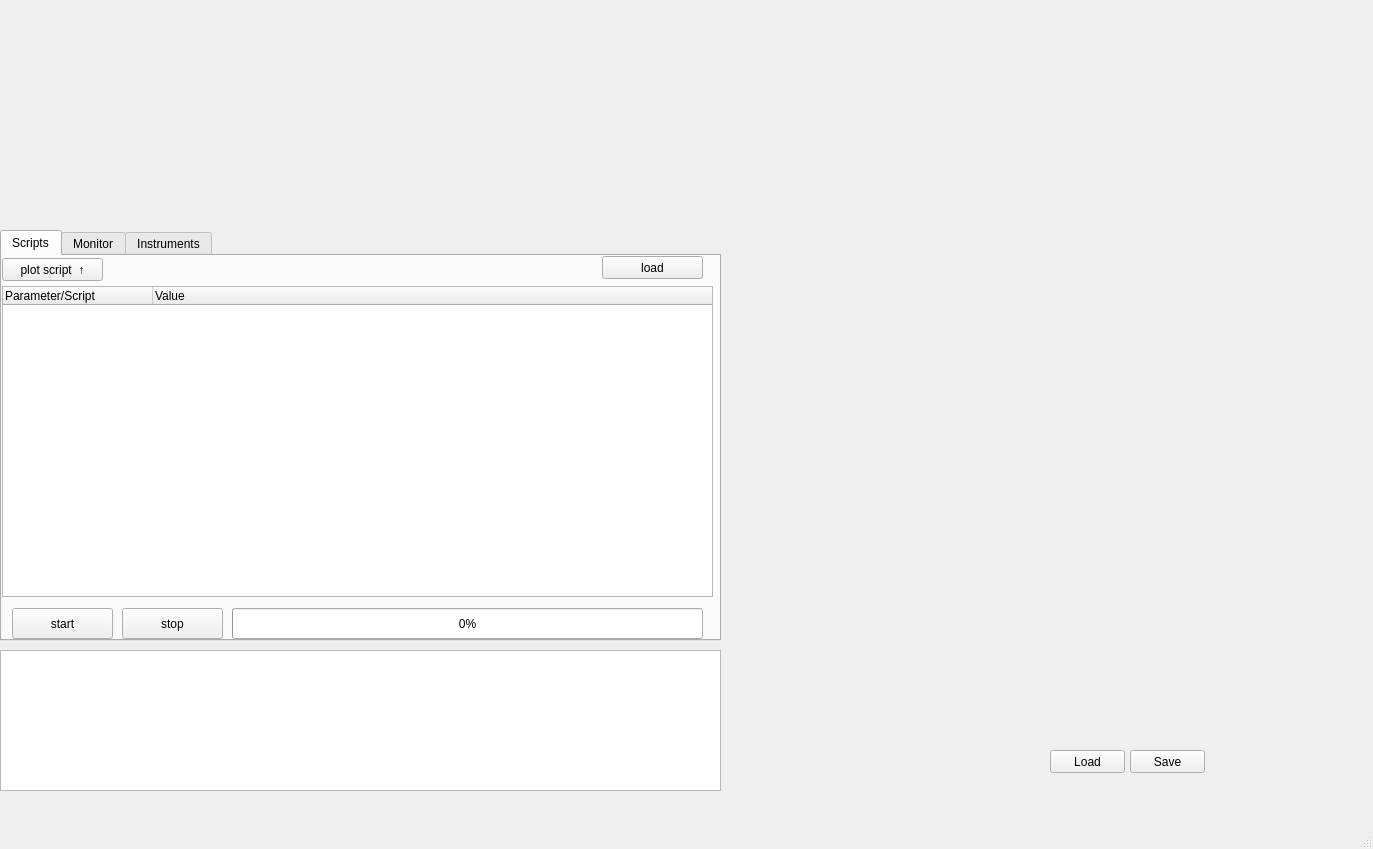
First picture: the form in src/core/basic_application_window.ui, repository LISE-B26/pylabcontrol, before the edit.
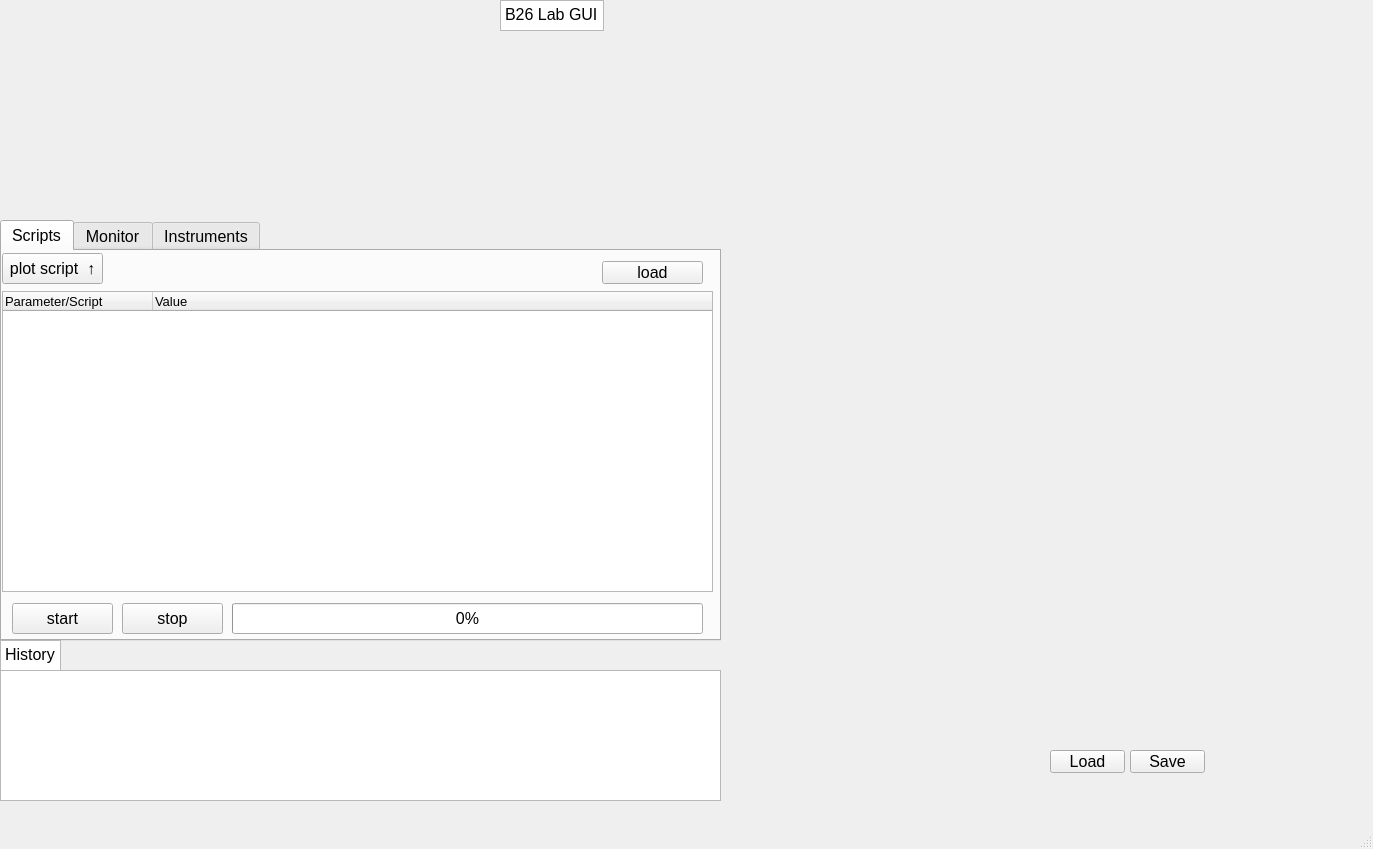
Second picture: the form after the edit. Custom widgets are drawn as their Qt base class.

Commit message: Made small changes to the GUI (cosmetic)

Patch:
```diff
--- a/src/core/basic_application_window.ui
+++ b/src/core/basic_application_window.ui
@@ -24,11 +24,19 @@
     <property name="geometry">
      <rect>
       <x>0</x>
-      <y>230</y>
+      <y>220</y>
       <width>721</width>
-      <height>411</height>
+      <height>421</height>
      </rect>
     </property>
+    <property name="font">
+     <font>
+      <pointsize>12</pointsize>
+     </font>
+    </property>
+    <property name="autoFillBackground">
+     <bool>true</bool>
+    </property>
     <property name="tabPosition">
      <enum>QTabWidget::North</enum>
     </property>
@@ -49,9 +57,9 @@
       <property name="geometry">
        <rect>
         <x>0</x>
-        <y>30</y>
+        <y>40</y>
         <width>711</width>
-        <height>311</height>
+        <height>301</height>
        </rect>
       </property>
       <property name="sizePolicy">
@@ -60,9 +68,23 @@
         <verstretch>0</verstretch>
        </sizepolicy>
       </property>
+      <property name="font">
+       <font>
+        <pointsize>10</pointsize>
+       </font>
+      </property>
+      <property name="autoFillBackground">
+       <bool>false</bool>
+      </property>
       <property name="editTriggers">
        <set>QAbstractItemView::AllEditTriggers</set>
       </property>
+      <property name="alternatingRowColors">
+       <bool>true</bool>
+      </property>
+      <property name="wordWrap">
+       <bool>true</bool>
+      </property>
       <property name="headerHidden">
        <bool>false</bool>
       </property>
@@ -92,6 +114,11 @@
         <height>31</height>
        </rect>
       </property>
+      <property name="font">
+       <font>
+        <pointsize>12</pointsize>
+       </font>
+      </property>
       <property name="value">
        <number>0</number>
       </property>
@@ -105,6 +132,11 @@
         <height>31</height>
        </rect>
       </property>
+      <property name="font">
+       <font>
+        <pointsize>12</pointsize>
+       </font>
+      </property>
       <property name="text">
        <string>stop</string>
       </property>
@@ -118,6 +150,11 @@
         <height>31</height>
        </rect>
       </property>
+      <property name="font">
+       <font>
+        <pointsize>12</pointsize>
+       </font>
+      </property>
       <property name="text">
        <string>start</string>
       </property>
@@ -128,7 +165,7 @@
         <x>0</x>
         <y>2</y>
         <width>101</width>
-        <height>23</height>
+        <height>31</height>
        </rect>
       </property>
       <property name="text">
@@ -139,7 +176,7 @@
       <property name="geometry">
        <rect>
         <x>600</x>
-        <y>0</y>
+        <y>10</y>
         <width>101</width>
         <height>23</height>
        </rect>
@@ -336,6 +373,11 @@
       <height>23</height>
      </rect>
     </property>
+    <property name="font">
+     <font>
+      <pointsize>12</pointsize>
+     </font>
+    </property>
     <property name="text">
      <string>Save</string>
     </property>
@@ -349,6 +391,11 @@
       <height>23</height>
      </rect>
     </property>
+    <property name="font">
+     <font>
+      <pointsize>12</pointsize>
+     </font>
+    </property>
     <property name="text">
      <string>Load</string>
     </property>
@@ -357,20 +404,47 @@
     <property name="geometry">
      <rect>
       <x>0</x>
-      <y>650</y>
+      <y>670</y>
       <width>721</width>
-      <height>141</height>
+      <height>131</height>
      </rect>
     </property>
    </widget>
-   <zorder>tabWidget</zorder>
-   <zorder>matplotlibwidget</zorder>
-   <zorder>matplotlibwidget_2</zorder>
-   <zorder>btn_save_gui</zorder>
-   <zorder>btn_load_gui</zorder>
-   <zorder>list_history</zorder>
-   <zorder>list_history</zorder>
-   <zorder>btn_start_script</zorder>
+   <widget class="QPlainTextEdit" name="plainTextEdit">
+    <property name="geometry">
+     <rect>
+      <x>0</x>
+      <y>640</y>
+      <width>61</width>
+      <height>31</height>
+     </rect>
+    </property>
+    <property name="font">
+     <font>
+      <pointsize>12</pointsize>
+     </font>
+    </property>
+    <property name="plainText">
+     <string>History</string>
+    </property>
+   </widget>
+   <widget class="QTextEdit" name="textEdit">
+    <property name="geometry">
+     <rect>
+      <x>500</x>
+      <y>0</y>
+      <width>104</width>
+      <height>31</height>
+     </rect>
+    </property>
+    <property name="html">
+     <string>&lt;!DOCTYPE HTML PUBLIC &quot;-//W3C//DTD HTML 4.0//EN&quot; &quot;http://www.w3.org/TR/REC-html40/strict.dtd&quot;&gt;
+&lt;html&gt;&lt;head&gt;&lt;meta name=&quot;qrichtext&quot; content=&quot;1&quot; /&gt;&lt;style type=&quot;text/css&quot;&gt;
+p, li { white-space: pre-wrap; }
+&lt;/style&gt;&lt;/head&gt;&lt;body style=&quot; font-family:'MS Shell Dlg 2'; font-size:8.25pt; font-weight:400; font-style:normal;&quot;&gt;
+&lt;p style=&quot; margin-top:0px; margin-bottom:0px; margin-left:0px; margin-right:0px; -qt-block-indent:0; text-indent:0px;&quot;&gt;&lt;span style=&quot; font-size:12pt;&quot;&gt;B26 Lab GUI&lt;/span&gt;&lt;/p&gt;&lt;/body&gt;&lt;/html&gt;</string>
+    </property>
+   </widget>
   </widget>
   <widget class="QMenuBar" name="menubar">
    <property name="geometry">
```
The commit also changes 6 other files.
